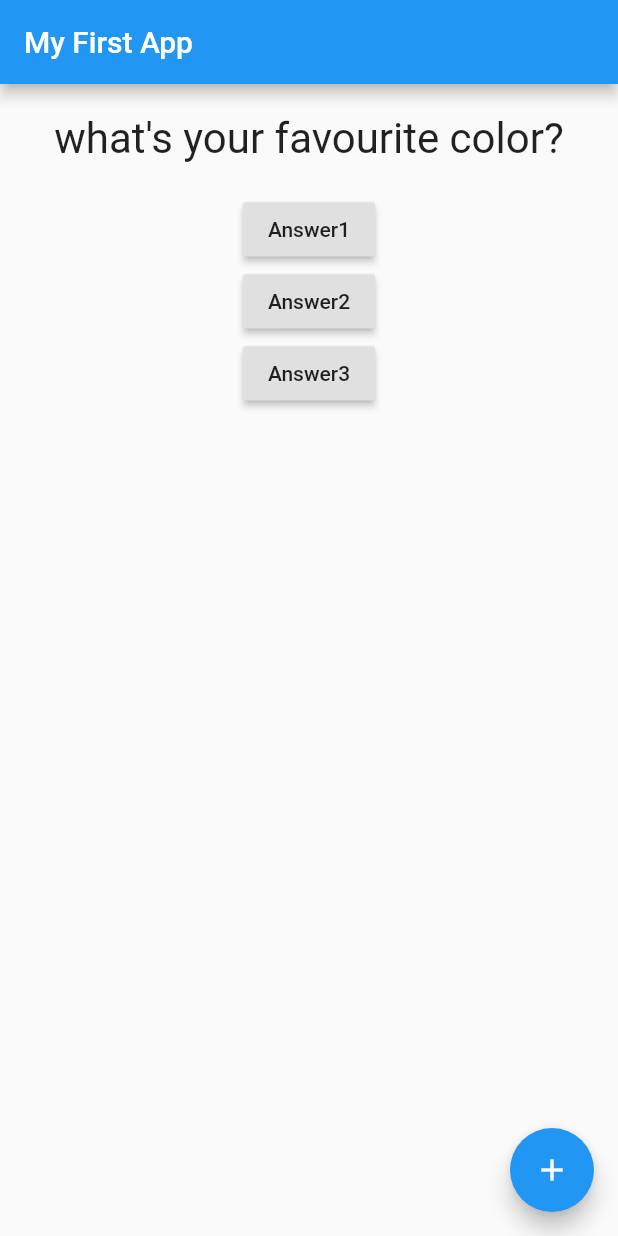
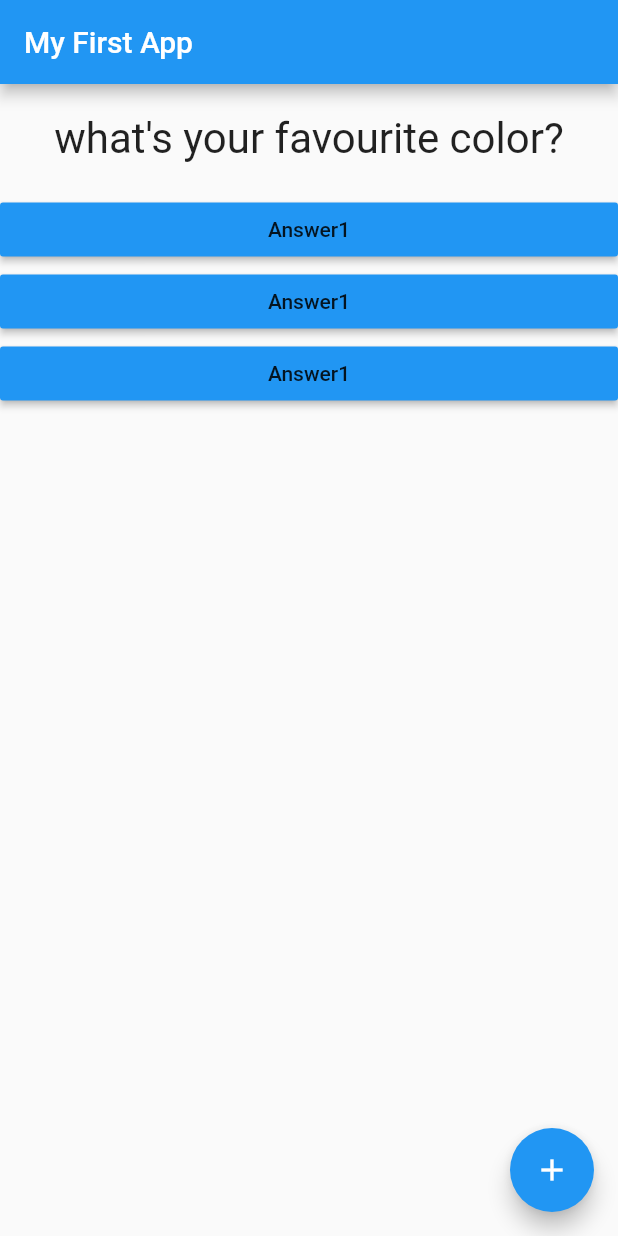
Before and after one commit to salmaayachi/Quiz_App, a Flutter app: the screen it shows after launch, on a phone screen of 412 x 824 dp. Run offline on Flutter 3.47's test engine with Material 2 defaults, Android fonts, the phone set to English and light mode, and no system bars.

Commit message:
baaed l ftour

```diff
--- /dev/null
+++ b/lib/answer.dart
@@ -0,0 +1,20 @@
+// ignore_for_file: deprecated_member_use
+
+import 'package:flutter/material.dart';
+
+class Answer extends StatelessWidget {
+  final VoidCallback selectHandler;
+  const Answer(this.selectHandler);
+
+  @override
+  Widget build(BuildContext context) {
+    return Container(
+      width: double.infinity,
+      child: RaisedButton(
+        color: Colors.blue,
+        child: const Text("Answer1"),
+        onPressed: selectHandler,
+      ),
+    );
+  }
+}
--- a/lib/main.dart
+++ b/lib/main.dart
@@ -2,6 +2,7 @@
 
 import 'package:flutter/material.dart';
 import './question.dart';
+import './answer.dart';
 
 void main() {
   runApp(MyCoolApp());
@@ -38,20 +39,9 @@ class _MyCoolAppState extends State<MyCoolApp> {
             Question(
               questions.elementAt(_questionIndex),
             ),
-            RaisedButton(
-              child: const Text("Answer1"),
-              onPressed: _answerQuestion,
-            ),
-            RaisedButton(
-              child: const Text("Answer2"),
-              onPressed: () {
-                print("answer 2 chosen ");
-              },
-            ),
-            RaisedButton(
-              child: const Text("Answer3"),
-              onPressed: () => print('Answer 3 chosen'),
-            ),
+            Answer(_answerQuestion),
+            Answer(_answerQuestion),
+            Answer(_answerQuestion),
           ],
         ),
         floatingActionButton: FloatingActionButton(
--- a/lib/question.dart
+++ b/lib/question.dart
@@ -11,7 +11,9 @@ class Question extends StatelessWidget {
       margin: EdgeInsets.all(20),
       child: Text(
         questionText,
-        style: const TextStyle(fontSize: 28),
+        style: const TextStyle(
+          fontSize: 28,
+        ),
         textAlign: TextAlign.center,
       ),
     );
```
